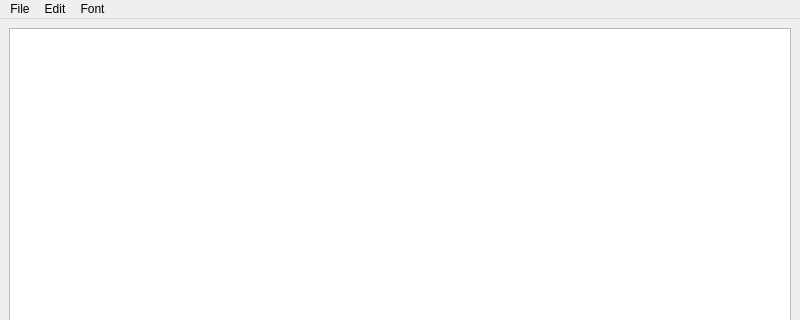
This is notepad.ui in ataylor89/Notepad as Qt 5 draws it before an edit; both pictures show x 0 to 800 and y 0 to 320 of the 800 by 600 pixel window. The edited form follows.
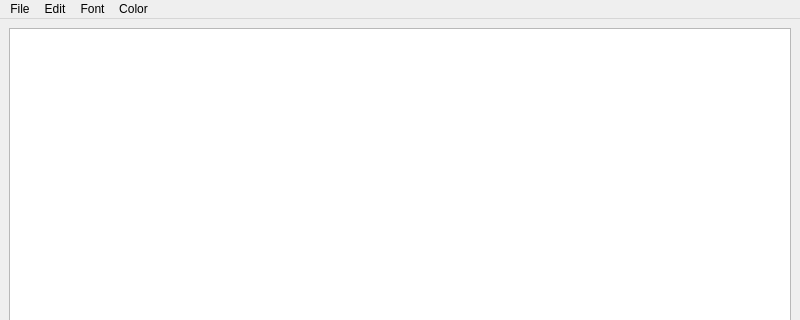
This is the edited form.

Commit message: Added color menu

```diff
--- a/notepad.ui
+++ b/notepad.ui
@@ -54,9 +54,17 @@
     </property>
     <addaction name="actionSelect_font"/>
    </widget>
+   <widget class="QMenu" name="menuColors">
+    <property name="title">
+     <string>Color</string>
+    </property>
+    <addaction name="actionSelect_fgcolor"/>
+    <addaction name="actionSelect_bgcolor"/>
+   </widget>
    <addaction name="menuFile"/>
    <addaction name="menuEdit"/>
    <addaction name="menuFont"/>
+   <addaction name="menuColors"/>
   </widget>
   <widget class="QStatusBar" name="statusbar"/>
   <action name="actionNew">
```
Left out of the diff: 10 changed lines with no effect on the pictures. The commit also changes 2 other files.
